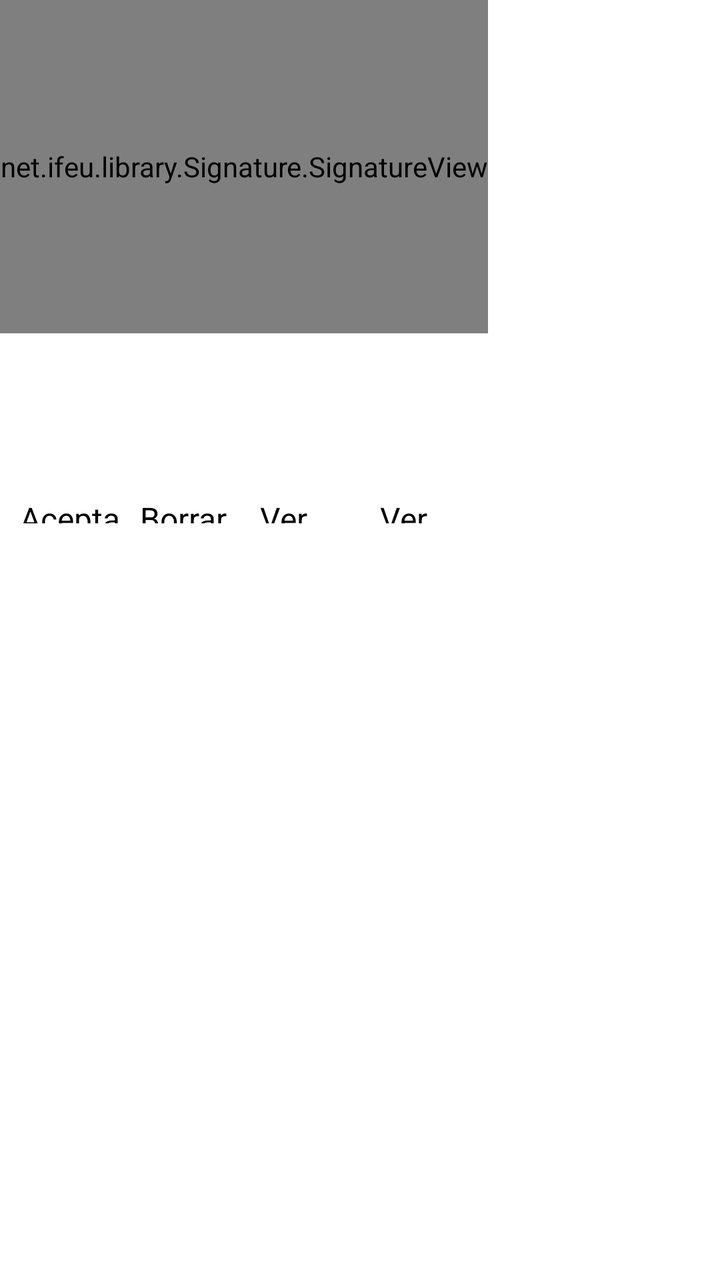
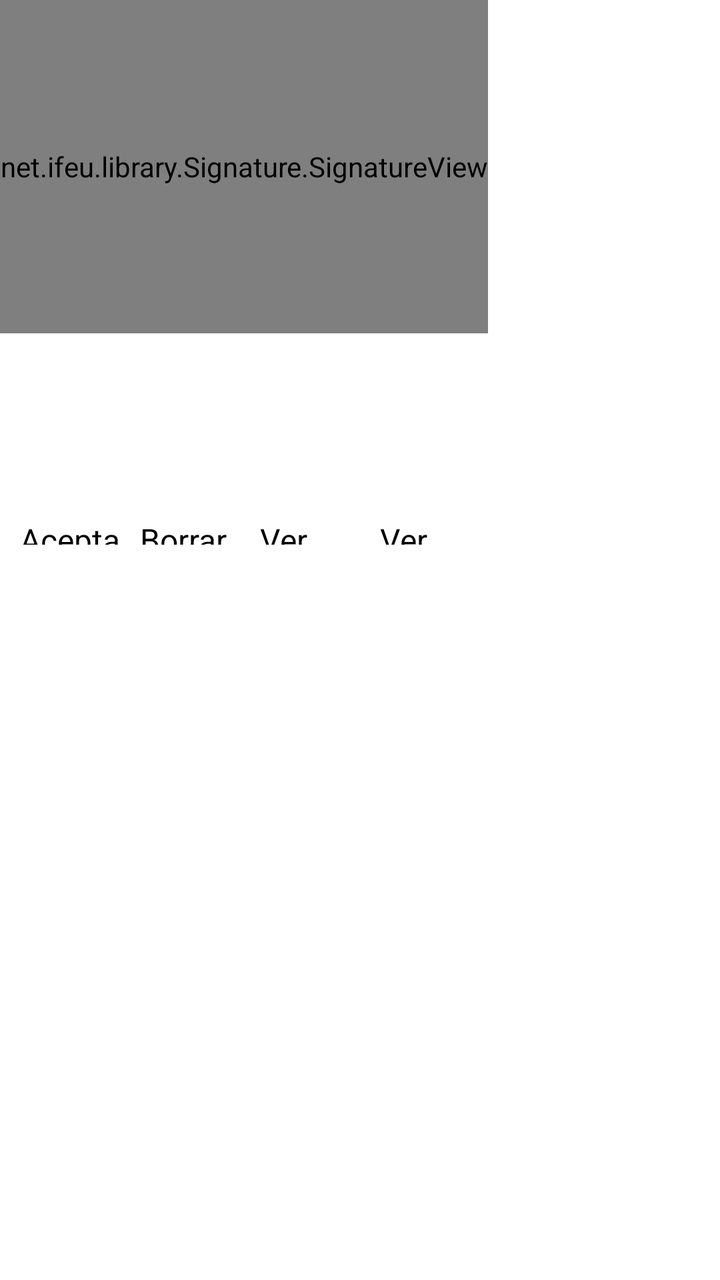

An Android layout rendered at two revisions. The XML below is the earlier revision; the diff shows what the commit changed to produce the second picture.
<!-- AndroidManifest.xml: application theme AppTheme -->
<!-- res/layout/activity_signature_customer.xml -->
<?xml version="1.0" encoding="utf-8"?>
<RelativeLayout xmlns:android="http://schemas.android.com/apk/res/android"
    xmlns:tools="http://schemas.android.com/tools"
    android:layout_marginLeft="30px"
    android:layout_marginRight="30px"
    android:layout_width="match_parent"
    android:layout_height="match_parent" >

    <LinearLayout
        xmlns:android="http://schemas.android.com/apk/res/android"
        android:layout_width="fill_parent"
        android:layout_height="fill_parent"
        android:orientation="vertical" >

        <net.ifeu.library.Signature.SignatureView
            android:id="@+id/signatureView"
            android:layout_width="wrap_content"
            android:layout_height="500px" />

        <TextView
            android:id="@+id/txtFormaDePago"
            android:textSize="16dp"
            android:layout_marginBottom="20dp"
            android:textColor="#FFFFFF"
            android:layout_marginTop="20dp"
            android:layout_width="wrap_content"
            android:layout_height="wrap_content"/>
        <LinearLayout
            xmlns:android="http://schemas.android.com/apk/res/android"
            android:layout_width="fill_parent"
            android:layout_height="fill_parent"
            android:orientation="horizontal" >

            <Button
                android:id="@+id/btnAccept"
                android:layout_width="150px"
                android:layout_height="40px"
                android:layout_marginLeft="10dp"
                android:layout_marginTop="20dp"
                android:background="#FFF"
                android:onClick="OnClick"
                android:text="Aceptar"
                android:textColor="#000" />

            <Button
                android:id="@+id/btnDelete"
                android:layout_width="150px"
                android:layout_height="40px"
                android:layout_marginLeft="10dp"
                android:layout_marginTop="20dp"
                android:background="#FFF"
                android:onClick="OnDelete"
                android:text="Borrar"
                android:textColor="#000" />
            
             <Button
                android:id="@+id/btnDepositView"
                android:layout_width="150px"
                android:layout_height="40px"
                android:layout_marginLeft="10dp"
                android:layout_marginTop="20dp"
                android:background="#FFF"
                android:onClick="OnDepositView"
                android:text="Ver Depósito"
                android:textColor="#000" />
             
              <Button
                android:id="@+id/btnAccept"
                android:layout_width="150px"
                android:layout_height="40px"
                android:layout_marginLeft="10dp"
                android:layout_marginTop="20dp"
                android:background="#FFF"
                android:onClick="OnAlbaranView"
                android:text="Ver Albarán"
                android:textColor="#000" />
        </LinearLayout>
    </LinearLayout>

</RelativeLayout>
<!-- resources referenced by this layout -->
<resources>
  <style name="AppTheme" parent="android:Theme.Light">
          <item name="android:fontFamily">sans-serif-light</item>
          <item name="android:textStyle">bold</item>
          <item name="android:textSize">28sp</item>
          <item name="android:text">serif-monospace</item>
          <item name="android:alertDialogTheme">@style/AlertDialogCustom</item>
  
      </style>
  <style name="AlertDialogCustom" parent="android:Theme.Holo.Dialog">
          <item name="android:textColor">#00FF00</item>
          <item name="android:typeface">monospace</item>
          <item name="android:textSize">48sp</item>
      </style>
</resources>

<!-- the commit's change to res/layout/activity_signature_customer.xml (unified diff, before → after) -->
@@ -17,14 +17,30 @@
             android:layout_width="wrap_content"
             android:layout_height="500px" />
 
-        <TextView
-            android:id="@+id/txtFormaDePago"
-            android:textSize="16dp"
-            android:layout_marginBottom="20dp"
-            android:textColor="#FFFFFF"
-            android:layout_marginTop="20dp"
-            android:layout_width="wrap_content"
-            android:layout_height="wrap_content"/>
+            <LinearLayout
+                xmlns:android="http://schemas.android.com/apk/res/android"
+                android:layout_width="wrap_content"
+                android:layout_height="wrap_content"
+                android:orientation="horizontal" >
+
+                <TextView
+                    android:id="@+id/lblFormaDePago"
+                    android:textSize="16dp"
+                    android:layout_marginBottom="20dp"
+                    android:textColor="#FFFFFF"
+                    android:layout_marginTop="20dp"
+                    android:layout_width="wrap_content"
+                    android:layout_height="wrap_content"/>
+
+                <TextView
+                        android:id="@+id/txtFormaDePago"
+                        android:textSize="24dp"
+                        android:layout_marginBottom="20dp"
+                        android:textColor="#FFAA77"
+                        android:layout_marginTop="20dp"
+                        android:layout_width="wrap_content"
+                        android:layout_height="wrap_content"/>
+            </LinearLayout>
         <LinearLayout
             xmlns:android="http://schemas.android.com/apk/res/android"
             android:layout_width="fill_parent"
